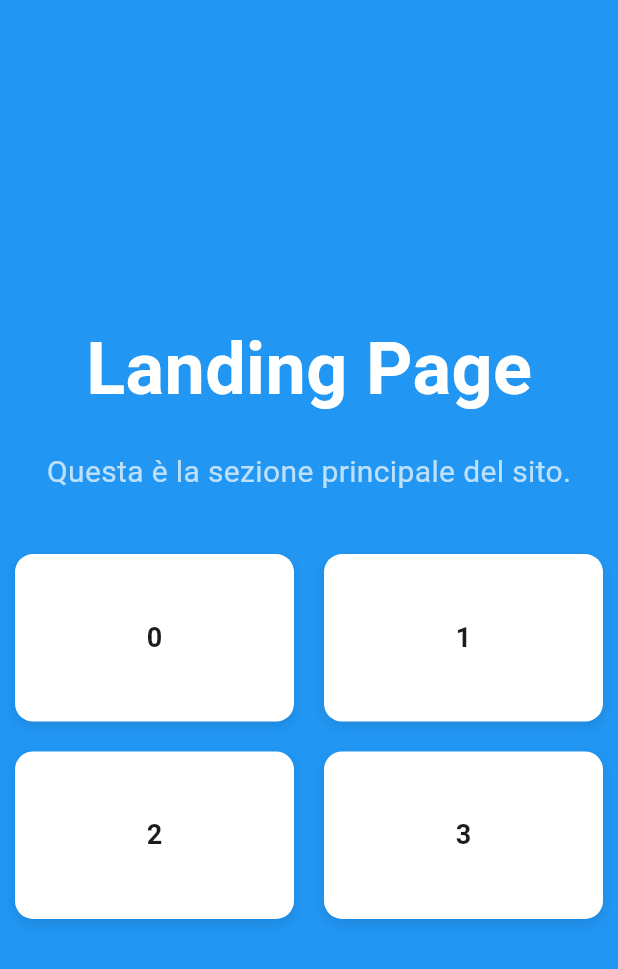
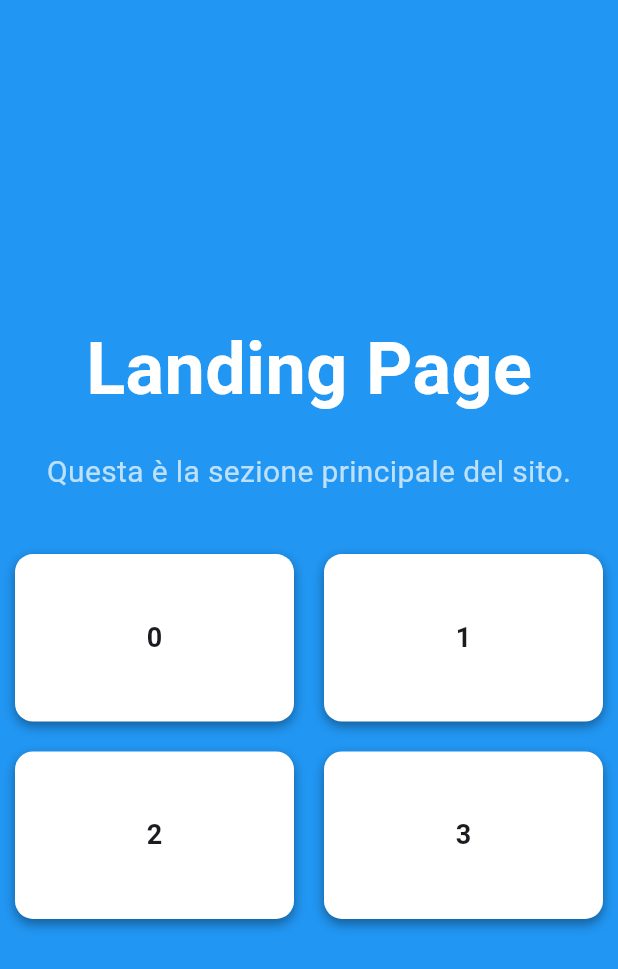
Before and after one commit to LapoCremonesi/sito_iacopo, a Flutter app: the screen it shows after launch, on a phone screen of 412 x 824 dp. Shown: the top 969 px of the screen. Run offline on Flutter 3.47's test engine with Material 3 defaults, Android fonts, the light colour scheme and no system bars.

Commit message:
cambiamenti estetici

```diff
--- a/lib/widget/custom_card.dart
+++ b/lib/widget/custom_card.dart
@@ -22,11 +22,11 @@ class CustomCard extends StatelessWidget {
       decoration: BoxDecoration(
         color: Colors.white,
         borderRadius: BorderRadius.circular(12),
-        boxShadow: [
+        boxShadow: const [
           BoxShadow(
-            color: Colors.black.withOpacity(0.1),
+            color: Colors.black38,
             blurRadius: 6,
-            offset: const Offset(0, 3),
+            offset: Offset(0, 3),
           ),
         ],
       ),
```
Also changed, not shown: pubspec.lock.
